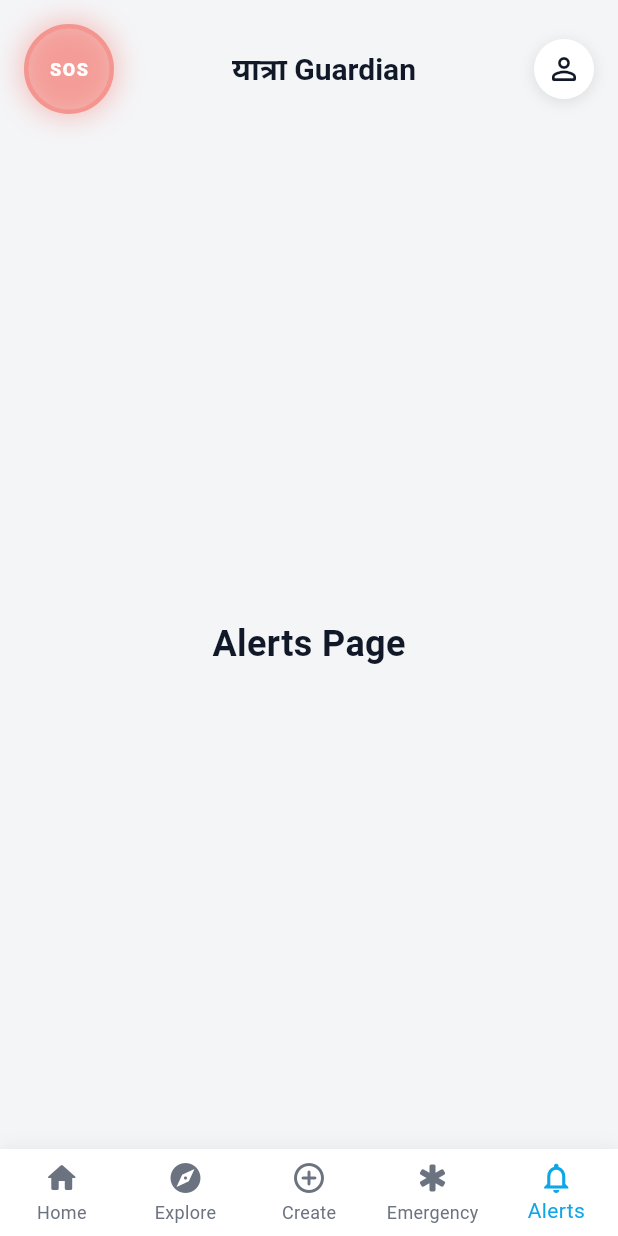
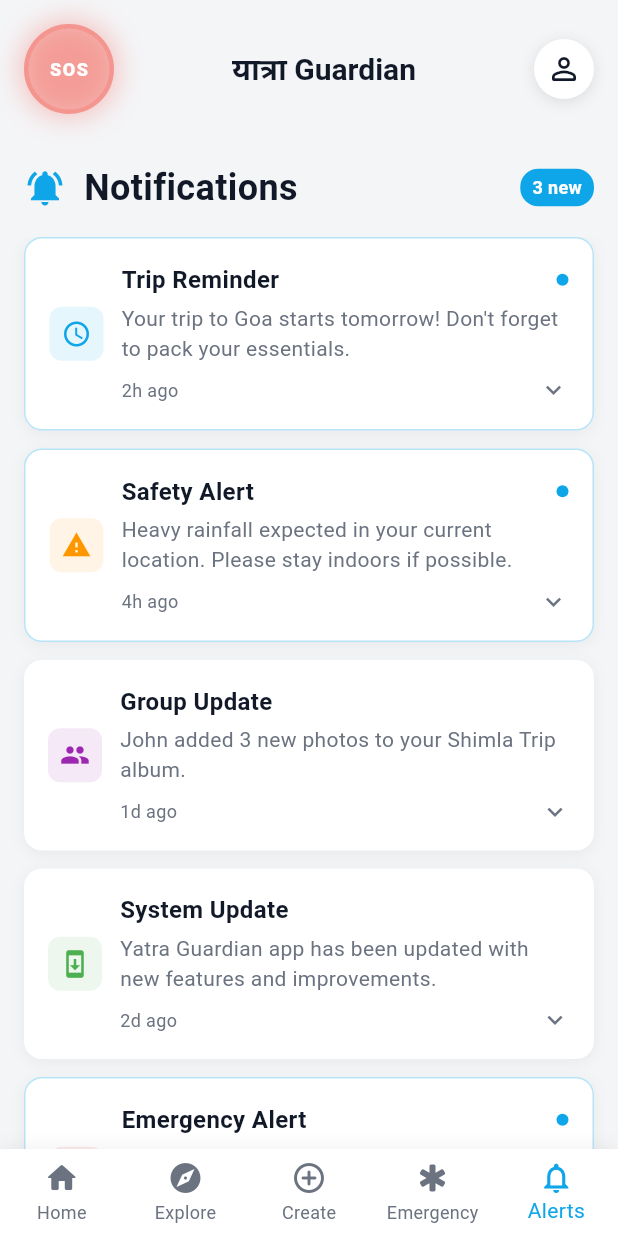
Before and after one commit to prathameshk421/yatra_guardian, a Flutter app: the screen it shows after launch, swiped to page 5, on a phone screen of 412 x 824 dp. Run offline on Flutter 3.47's test engine with Material 3 defaults, Android fonts, the phone set to English and light mode, and no system bars; our stand-ins replace flutter_secure_storage, flutter_svg, google_fonts; missing offline and left inert: flutter_web_auth_2; network calls fail.

Commit message:
Add lalert page

```diff
--- /dev/null
+++ b/lib/screens/alerts/alerts_page.dart
@@ -0,0 +1,448 @@
+import 'package:flutter/material.dart';
+import '../../widgets/common/top_header_widget.dart';
+import '../../theme/app_colors.dart';
+
+class AlertsPage extends StatefulWidget {
+  const AlertsPage({super.key});
+
+  @override
+  State<AlertsPage> createState() => _AlertsPageState();
+}
+
+class _AlertsPageState extends State<AlertsPage> {
+  final List<NotificationData> _notifications = [
+    NotificationData(
+      id: '1',
+      title: 'Trip Reminder',
+      message: 'Your trip to Goa starts tomorrow! Don\'t forget to pack your essentials.',
+      fullMessage: 'Your exciting trip to Goa starts tomorrow at 8:00 AM! Don\'t forget to pack your essentials including:\n\n• Valid ID documents\n• Camera for memories\n• Sunscreen and beach wear\n• Comfortable walking shoes\n• Medicines if any\n\nWeather forecast shows sunny skies perfect for your beach adventure. Have a safe and wonderful journey!',
+      type: NotificationType.reminder,
+      timestamp: DateTime.now().subtract(const Duration(hours: 2)),
+      isRead: false,
+    ),
+    NotificationData(
+      id: '2',
+      title: 'Safety Alert',
+      message: 'Heavy rainfall expected in your current location. Please stay indoors if possible.',
+      fullMessage: 'Weather Alert: Heavy rainfall expected in your current location (Mumbai) from 6:00 PM today till 10:00 AM tomorrow.\n\nSafety Recommendations:\n• Avoid unnecessary travel\n• Stay indoors if possible\n• Keep emergency contacts handy\n• Charge your devices\n• Stock up on essentials\n\nIn case of emergency, use the SOS feature in the app. Local emergency services: 100, 101, 108\n\nStay safe and dry!',
+      type: NotificationType.safety,
+      timestamp: DateTime.now().subtract(const Duration(hours: 4)),
+      isRead: false,
+    ),
+    NotificationData(
+      id: '3',
+      title: 'Group Update',
+      message: 'John added 3 new photos to your Shimla Trip album.',
+      fullMessage: 'John Smith has added 3 new photos to your "Shimla Adventure 2025" trip album!\n\nNew photos include:\n• Sunrise view from Mall Road\n• Group photo at Jakhu Temple\n• Evening at Ridge Ground\n\nYou can view and download these photos from the trip gallery. Don\'t forget to add your own memories to the shared album!\n\nTrip members can also add comments and reactions to the photos.',
+      type: NotificationType.group,
+      timestamp: DateTime.now().subtract(const Duration(days: 1)),
+      isRead: true,
+    ),
+    NotificationData(
+      id: '4',
+      title: 'System Update',
+      message: 'Yatra Guardian app has been updated with new features and improvements.',
+      fullMessage: 'Yatra Guardian v2.1.0 Update\n\nWhat\'s New:\n• Enhanced emergency response system\n• Improved location sharing accuracy\n• New offline maps feature\n• Better battery optimization\n• Updated safety guidelines\n• Bug fixes and performance improvements\n\nThe app will automatically restart to apply updates. All your data and trip information will remain safe.\n\nThank you for using Yatra Guardian!',
+      type: NotificationType.system,
+      timestamp: DateTime.now().subtract(const Duration(days: 2)),
+      isRead: true,
+    ),
+    NotificationData(
+      id: '5',
+      title: 'Emergency Alert',
+      message: 'SOS signal detected from your group member Sarah. Location: Manali Highway.',
+      fullMessage: 'EMERGENCY ALERT\n\nSOS signal detected from your group member Sarah Johnson.\n\nDetails:\n• Time: Today at 3:45 PM\n• Location: Manali Highway, Near Kullu\n• GPS Coordinates: 32.2396° N, 77.1887° E\n• Signal Type: Manual SOS activation\n\nActions Taken:\n• Local emergency services notified\n• Group members alerted\n• Last known location shared\n• Emergency contacts informed\n\nIf you are nearby, please check on Sarah immediately. If you cannot reach the location, contact local police: 100\n\nThis is an active emergency situation.',
+      type: NotificationType.emergency,
+      timestamp: DateTime.now().subtract(const Duration(hours: 6)),
+      isRead: false,
+    ),
+    NotificationData(
+      id: '6',
+      title: 'Travel Tips',
+      message: 'Check out the latest travel guidelines for your upcoming destinations.',
+      fullMessage: 'Latest Travel Guidelines & Tips\n\nBased on your upcoming trips, here are the latest guidelines:\n\nFor Goa:\n• Beach safety: Strong currents reported at Baga Beach\n• Local transport: Pre-book taxis for airport transfers\n• Weather: Perfect time for water sports\n\nFor Manali:\n• Road conditions: Highway clear, minimal traffic\n• Temperature: Carry warm clothes for evenings\n• Permits: No special permits required\n\nGeneral Tips:\n• Keep digital copies of important documents\n• Share your itinerary with family\n• Download offline maps\n• Carry portable chargers\n\nHave a wonderful and safe journey!',
+      type: NotificationType.info,
+      timestamp: DateTime.now().subtract(const Duration(days: 3)),
+      isRead: true,
+    ),
+  ];
+
+  int? _expandedIndex;
+
+  @override
+  Widget build(BuildContext context) {
+    return Scaffold(
+      backgroundColor: AppColors.scaffold,
+      body: SafeArea(
+        child: Column(
+          children: [
+            TopHeaderWidget(onBackground: AppColors.onBackground),
+            _buildHeader(),
+            Expanded(
+              child: _notifications.isEmpty
+                  ? _buildEmptyState()
+                  : _buildNotificationsList(),
+            ),
+          ],
+        ),
+      ),
+    );
+  }
+
+  Widget _buildHeader() {
+    final unreadCount = _notifications.where((n) => !n.isRead).length;
+
+    return Padding(
+      padding: const EdgeInsets.all(16),
+      child: Row(
+        children: [
+          Icon(
+            Icons.notifications_active,
+            color: AppColors.accent,
+            size: 28,
+          ),
+          const SizedBox(width: 12),
+          Text(
+            'Notifications',
+            style: TextStyle(
+              color: AppColors.onBackground,
+              fontSize: 24,
+              fontWeight: FontWeight.w700,
+            ),
+          ),
+          const Spacer(),
+          if (unreadCount > 0)
+            Container(
+              padding: const EdgeInsets.symmetric(horizontal: 8, vertical: 4),
+              decoration: BoxDecoration(
+                color: AppColors.accent,
+                borderRadius: BorderRadius.circular(12),
+              ),
+              child: Text(
+                '$unreadCount new',
+                style: const TextStyle(
+                  color: Colors.white,
+                  fontSize: 12,
+                  fontWeight: FontWeight.w600,
+                ),
+              ),
+            ),
+        ],
+      ),
+    );
+  }
+
+  Widget _buildEmptyState() {
+    return Center(
+      child: Column(
+        mainAxisAlignment: MainAxisAlignment.center,
+        children: [
+          Icon(
+            Icons.notifications_none,
+            size: 64,
+            color: AppColors.muted,
+          ),
+          const SizedBox(height: 16),
+          Text(
+            'No notifications yet',
+            style: TextStyle(
+              color: AppColors.muted,
+              fontSize: 18,
+              fontWeight: FontWeight.w500,
+            ),
+          ),
+          const SizedBox(height: 8),
+          Text(
+            'You\'ll see important updates here',
+            style: TextStyle(
+              color: AppColors.muted,
+              fontSize: 14,
+            ),
+          ),
+        ],
+      ),
+    );
+  }
+
+  Widget _buildNotificationsList() {
+    return ListView.builder(
+      padding: const EdgeInsets.symmetric(horizontal: 16),
+      itemCount: _notifications.length,
+      itemBuilder: (context, index) {
+        final notification = _notifications[index];
+        final isExpanded = _expandedIndex == index;
+
+        return _buildNotificationCard(notification, index, isExpanded);
+      },
+    );
+  }
+
+  Widget _buildNotificationCard(NotificationData notification, int index, bool isExpanded) {
+    return Container(
+      margin: const EdgeInsets.only(bottom: 12),
+      decoration: BoxDecoration(
+        color: Colors.white,
+        borderRadius: BorderRadius.circular(12),
+        border: !notification.isRead
+            ? Border.all(color: AppColors.accent.withOpacity(0.3), width: 1)
+            : null,
+        boxShadow: [
+          BoxShadow(
+            color: Colors.black.withOpacity(0.05),
+            blurRadius: 8,
+            offset: const Offset(0, 2),
+          ),
+        ],
+      ),
+      child: Column(
+        children: [
+          InkWell(
+            onTap: () {
+              setState(() {
+                if (_expandedIndex == index) {
+                  _expandedIndex = null;
+                } else {
+                  _expandedIndex = index;
+                  // Mark as read when expanded
+                  if (!notification.isRead) {
+                    notification.isRead = true;
+                  }
+                }
+              });
+            },
+            borderRadius: BorderRadius.circular(12),
+            child: Padding(
+              padding: const EdgeInsets.all(16),
+              child: Row(
+                children: [
+                  _buildNotificationIcon(notification.type),
+                  const SizedBox(width: 12),
+                  Expanded(
+                    child: Column(
+                      crossAxisAlignment: CrossAxisAlignment.start,
+                      children: [
+                        Row(
+                          children: [
+                            Expanded(
+                              child: Text(
+                                notification.title,
+                                style: TextStyle(
+                                  color: AppColors.onBackground,
+                                  fontSize: 16,
+                                  fontWeight: notification.isRead
+                                      ? FontWeight.w600
+                                      : FontWeight.w700,
+                                ),
+                              ),
+                            ),
+                            if (!notification.isRead)
+                              Container(
+                                width: 8,
+                                height: 8,
+                                decoration: BoxDecoration(
+                                  color: AppColors.accent,
+                                  shape: BoxShape.circle,
+                                ),
+                              ),
+                          ],
+                        ),
+                        const SizedBox(height: 4),
+                        Text(
+                          notification.message,
+                          style: TextStyle(
+                            color: AppColors.muted,
+                            fontSize: 14,
+                            fontWeight: FontWeight.w400,
+                          ),
+                          maxLines: isExpanded ? null : 2,
+                          overflow: isExpanded ? null : TextOverflow.ellipsis,
+                        ),
+                        const SizedBox(height: 8),
+                        Row(
+                          children: [
+                            Text(
+                              _formatTimestamp(notification.timestamp),
+                              style: TextStyle(
+                                color: AppColors.muted,
+                                fontSize: 12,
+                                fontWeight: FontWeight.w400,
+                              ),
+                            ),
+                            const Spacer(),
+                            Icon(
+                              isExpanded
+                                  ? Icons.expand_less
+                                  : Icons.expand_more,
+                              color: AppColors.muted,
+                              size: 20,
+                            ),
+                          ],
+                        ),
+                      ],
+                    ),
+                  ),
+                ],
+              ),
+            ),
+          ),
+          if (isExpanded)
+            Container(
+              padding: const EdgeInsets.fromLTRB(16, 0, 16, 16),
+              child: Column(
+                crossAxisAlignment: CrossAxisAlignment.start,
+                children: [
+                  Divider(color: AppColors.muted.withOpacity(0.2)),
+                  const SizedBox(height: 12),
+                  Text(
+                    notification.fullMessage,
+                    style: TextStyle(
+                      color: AppColors.onBackground,
+                      fontSize: 14,
+                      fontWeight: FontWeight.w400,
+                      height: 1.5,
+                    ),
+                  ),
+                  if (notification.type == NotificationType.emergency)
+                    const SizedBox(height: 16),
+                  if (notification.type == NotificationType.emergency)
+                    Row(
+                      children: [
+                        Expanded(
+                          child: ElevatedButton.icon(
+                            onPressed: () {
+                              ScaffoldMessenger.of(context).showSnackBar(
+                                const SnackBar(
+                                  content: Text('Calling emergency services...'),
+                                  backgroundColor: Colors.red,
+                                ),
+                              );
+                            },
+                            icon: const Icon(Icons.phone, size: 18),
+                            label: const Text('Call Emergency'),
+                            style: ElevatedButton.styleFrom(
+                              backgroundColor: Colors.red,
+                              foregroundColor: Colors.white,
+                              shape: RoundedRectangleBorder(
+                                borderRadius: BorderRadius.circular(8),
+                              ),
+                            ),
+                          ),
+                        ),
+                        const SizedBox(width: 8),
+                        Expanded(
+                          child: OutlinedButton.icon(
+                            onPressed: () {
+                              ScaffoldMessenger.of(context).showSnackBar(
+                                const SnackBar(
+                                  content: Text('Opening location in maps...'),
+                                ),
+                              );
+                            },
+                            icon: const Icon(Icons.location_on, size: 18),
+                            label: const Text('View Location'),
+                            style: OutlinedButton.styleFrom(
+                              foregroundColor: AppColors.accent,
+                              side: BorderSide(color: AppColors.accent),
+                              shape: RoundedRectangleBorder(
+                                borderRadius: BorderRadius.circular(8),
+                              ),
+                            ),
+                          ),
+                        ),
+                      ],
+                    ),
+                ],
+              ),
+            ),
+        ],
+      ),
+    );
+  }
+
+  Widget _buildNotificationIcon(NotificationType type) {
+    IconData icon;
+    Color color;
+
+    switch (type) {
+      case NotificationType.emergency:
+        icon = Icons.emergency;
+        color = Colors.red;
+        break;
+      case NotificationType.safety:
+        icon = Icons.warning;
+        color = Colors.orange;
+        break;
+      case NotificationType.reminder:
+        icon = Icons.schedule;
+        color = AppColors.accent;
+        break;
+      case NotificationType.group:
+        icon = Icons.group;
+        color = Colors.purple;
+        break;
+      case NotificationType.system:
+        icon = Icons.system_update;
+        color = Colors.green;
+        break;
+      case NotificationType.info:
+        icon = Icons.info;
+        color = AppColors.muted;
+        break;
+    }
+
+    return Container(
+      padding: const EdgeInsets.all(8),
+      decoration: BoxDecoration(
+        color: color.withOpacity(0.1),
+        borderRadius: BorderRadius.circular(8),
+      ),
+      child: Icon(
+        icon,
+        color: color,
+        size: 20,
+      ),
+    );
+  }
+
+  String _formatTimestamp(DateTime timestamp) {
+    final now = DateTime.now();
+    final difference = now.difference(timestamp);
+
+    if (difference.inMinutes < 60) {
+      return '${difference.inMinutes}m ago';
+    } else if (difference.inHours < 24) {
+      return '${difference.inHours}h ago';
+    } else {
+      return '${difference.inDays}d ago';
+    }
+  }
+}
+
+class NotificationData {
+  final String id;
+  final String title;
+  final String message;
+  final String fullMessage;
+  final NotificationType type;
+  final DateTime timestamp;
+  bool isRead;
+
+  NotificationData({
+    required this.id,
+    required this.title,
+    required this.message,
+    required this.fullMessage,
+    required this.type,
+    required this.timestamp,
+    this.isRead = false,
+  });
+}
+
+enum NotificationType {
+  emergency,
+  safety,
+  reminder,
+  group,
+  system,
+  info,
+}
--- a/lib/widgets/layout/main_layout.dart
+++ b/lib/widgets/layout/main_layout.dart
@@ -3,8 +3,8 @@
 import 'package:yatra_guardian/screens/trip/create_trip_page.dart';
 import 'package:yatra_guardian/screens/emergency/emergency_page.dart';
 import 'package:yatra_guardian/screens/explore/explore_page.dart';
+import 'package:yatra_guardian/screens/alerts/alerts_page.dart';
 import 'package:yatra_guardian/widgets/common/bottom_navigation_widget.dart';
-import 'package:yatra_guardian/widgets/common/top_header_widget.dart';
 
 class MainLayout extends StatefulWidget {
   final int initialIndex;
@@ -63,7 +63,7 @@
           const ExplorePage(),
           const CreateTripPage(),
           const EmergencyPage(),
-          _AlertsPage(),
+          const AlertsPage(),
         ],
       ),
       bottomNavigationBar: BottomNavigationWidget(
@@ -73,38 +73,3 @@
     );
   }
 }
-
-
-class _AlertsPage extends StatelessWidget {
-  @override
-  Widget build(BuildContext context) {
-    final Color scaffold = const Color(0xFFF4F5F7);
-    final Color onBackground = const Color(0xFF111827);
-
-    return Scaffold(
-      backgroundColor: scaffold,
-      body: SafeArea(
-        child: Column(
-          children: [
-            // Top header with SOS and Profile
-            TopHeaderWidget(onBackground: onBackground),
-
-            // Main content
-            Expanded(
-              child: Center(
-                child: Text(
-                  'Alerts Page',
-                  style: TextStyle(
-                    fontSize: 24,
-                    fontWeight: FontWeight.bold,
-                    color: onBackground,
-                  ),
-                ),
-              ),
-            ),
-          ],
-        ),
-      ),
-    );
-  }
-}
```
